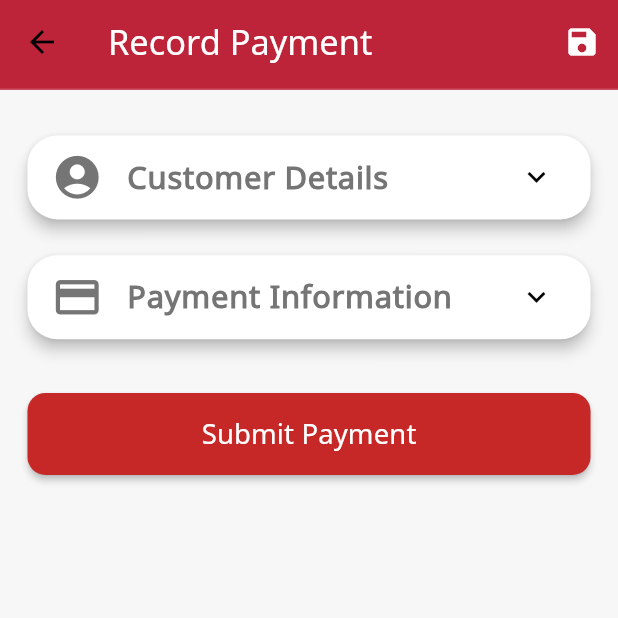
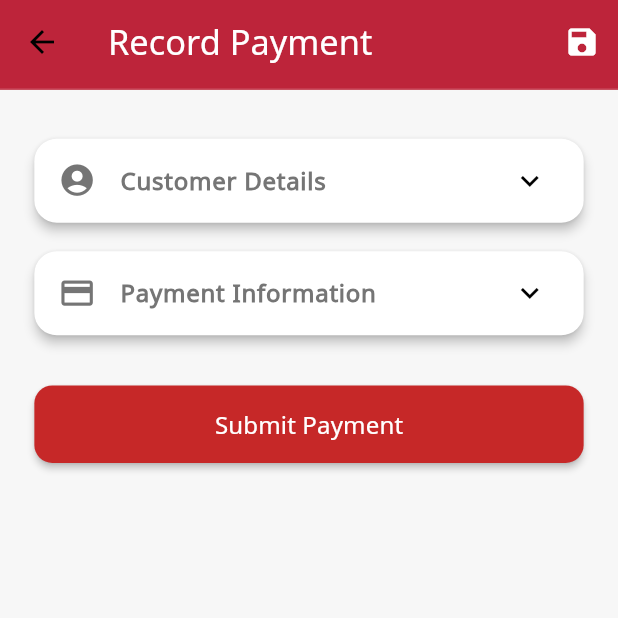
Before and after one commit to ezatkh/payment-digitization-receipt, a Flutter app: the DashboardScreen screen opened directly, after a tap on "Record Payment", on a phone screen of 412 x 824 dp, the top half of it. Run offline on Flutter 3.47's test engine with Material 3 defaults, Android fonts, the phone set to English and light mode, and no system bars; our stand-ins replace flutter_screenutil, flutter_spinkit, local_auth, pdf, permission_handler and 3 more; missing offline and left inert: dart:ffi; accounts and stored records are empty; network calls fail.

Commit message:
paymentConfirmtionScreen localization & edit recordPaymentScreen design

```diff
--- a/lib/Screens/RecordPaymentScreen.dart
+++ b/lib/Screens/RecordPaymentScreen.dart
@@ -17,10 +17,16 @@ class _RecordPaymentScreenState extends State<RecordPaymentScreen> with SingleTi
   final TextEditingController _prNumberController = TextEditingController();
   final TextEditingController _amountController = TextEditingController();
   final TextEditingController _notesController = TextEditingController();
+  final FocusNode _customerNameFocusNode = FocusNode();
+  final FocusNode _msisdnFocusNode = FocusNode();
+  final FocusNode _prNumberFocusNode = FocusNode();
+  final FocusNode _amountFocusNode = FocusNode();
+  final FocusNode _notesFocusNode = FocusNode();
   String? _selectedCurrency;
   String? _selectedPaymentMethod;
-  List<String> _currencies = ['usd', 'eur', 'nis'];
+  List<String> _currencies = ['usd', 'euro', 'ils', 'jd'];
   List<String> _paymentMethods = ['cash', 'check', 'creditCard'];
+  bool _showCheckFields = false; // Whether to show the additional fields for check payment
 
   bool _isCustomerDetailsExpanded = false;
   bool _isPaymentInfoExpanded = false;
@@ -31,6 +37,7 @@ class _RecordPaymentScreenState extends State<RecordPaymentScreen> with SingleTi
   String customerDetails = "";
   String paymentInformation = "";
   String submitPayment = "";
+  String savePayment = "";
   String currency = "";
   String amount = "";
   String notes = "";
@@ -48,6 +55,7 @@ class _RecordPaymentScreenState extends State<RecordPaymentScreen> with SingleTi
     recordPayment = localizationService.getLocalizedString('recordPayment');
     customerDetails = localizationService.getLocalizedString('customerDetails');
     paymentInformation = localizationService.getLocalizedString('paymentInformation');
+    savePayment = localizationService.getLocalizedString('savePayment');
     submitPayment = localizationService.getLocalizedString('submitPayment');
     paymentMethod = localizationService.getLocalizedString('paymentMethod');
     currency = localizationService.getLocalizedString('currency');
@@ -70,7 +78,7 @@ class _RecordPaymentScreenState extends State<RecordPaymentScreen> with SingleTi
         .toList();
 
     _animationController = AnimationController(
-      duration: const Duration(milliseconds: 100),
+      duration: const Duration(milliseconds: 300),
       vsync: this,
     );
     _buttonScaleAnimation = Tween<double>(begin: 1.0, end: 0.95).animate(
@@ -81,6 +89,16 @@ class _RecordPaymentScreenState extends State<RecordPaymentScreen> with SingleTi
   @override
   void dispose() {
     _animationController.dispose();
+    _customerNameController.dispose();
+    _msisdnController.dispose();
+    _prNumberController.dispose();
+    _amountController.dispose();
+    _notesController.dispose();
+    _customerNameFocusNode.dispose();
+    _msisdnFocusNode.dispose();
+    _prNumberFocusNode.dispose();
+    _amountFocusNode.dispose();
+    _notesFocusNode.dispose();
     super.dispose();
   }
 
@@ -105,13 +123,17 @@ class _RecordPaymentScreenState extends State<RecordPaymentScreen> with SingleTi
           IconButton(
             icon: Icon(Icons.save),
             onPressed: _submitPayment,
-            tooltip: 'Save Payment',
+            tooltip: savePayment,
             color: Colors.white,
           ),
         ],
       ),
-      body: SingleChildScrollView(
-        padding: EdgeInsets.all(16.w),
+      body: GestureDetector(
+        onTap: () {
+          FocusScope.of(context).unfocus();
+        },
+        child: SingleChildScrollView(
+          padding: EdgeInsets.all(20.w),
           child: Column(
             children: [
               _buildExpandableSection(
@@ -119,27 +141,52 @@ class _RecordPaymentScreenState extends State<RecordPaymentScreen> with SingleTi
                 iconData: Icons.account_circle,
                 isExpanded: _isCustomerDetailsExpanded,
                 children: [
-                  _buildTextField(_customerNameController, customerName, Icons.person_outline),
-                  _buildTextField(_msisdnController, MSISDN, Icons.phone_android),
-                  _buildTextField(_prNumberController, PR, Icons.receipt),
+                  _buildTextField(
+                    _customerNameController,
+                    customerName,
+                    Icons.person_outline,
+                    focusNode: _customerNameFocusNode,
+                  ),
+                  _buildTextField(
+                    _msisdnController,
+                    MSISDN,
+                    Icons.phone_android,
+                    focusNode: _msisdnFocusNode,
+                  ),
+                  _buildTextField(
+                    _prNumberController,
+                    PR,
+                    Icons.receipt,
+                    focusNode: _prNumberFocusNode,
+                  ),
                 ],
                 onExpansionChanged: (bool expanded) {
                   setState(() => _isCustomerDetailsExpanded = expanded);
                 },
                 checkIfFilled: () {
-                  return _customerNameController.text.isNotEmpty &&
-                      _msisdnController.text.isNotEmpty &&
-                      _prNumberController.text.isNotEmpty;
-                }),
+                  return _customerNameController.text.isNotEmpty;
+                },
+              ),
               _buildExpandableSection(
                 title: paymentInformation,
                 iconData: Icons.payment,
                 isExpanded: _isPaymentInfoExpanded,
                 children: [
-                  _buildTextField(_amountController, amount, Icons.attach_money),
+                  _buildTextField(
+                    _amountController,
+                    amount,
+                    Icons.attach_money,
+                    focusNode: _amountFocusNode,
+                  ),
                   _buildDropdown(currency, _currencies),
                   _buildDropdown(paymentMethod, _paymentMethods),
-                  _buildTextField(_notesController, notes, Icons.note_add, maxLines: 3),
+                  _buildTextField(
+                    _notesController,
+                    notes,
+                    Icons.note_add,
+                    maxLines: 3,
+                    focusNode: _notesFocusNode,
+                  ),
                 ],
                 onExpansionChanged: (bool expanded) {
                   setState(() => _isPaymentInfoExpanded = expanded);
@@ -147,11 +194,12 @@ class _RecordPaymentScreenState extends State<RecordPaymentScreen> with SingleTi
                 checkIfFilled: () {
                   return _amountController.text.isNotEmpty &&
                       _selectedCurrency != null &&
-                      _selectedPaymentMethod != null &&
-                      _notesController.text.isNotEmpty;
-                }),
+                      _selectedPaymentMethod != null;
+                },
+              ),
               _buildSubmitButton(),
             ],
+          ),
         ),
       ),
     );
@@ -168,35 +216,59 @@ class _RecordPaymentScreenState extends State<RecordPaymentScreen> with SingleTi
     bool isFilled = checkIfFilled();
     Color iconColor = isFilled ? Color(0xFF4CAF50) : Colors.grey[600]!;
     return Card(
-      elevation: 4,
-      margin: EdgeInsets.symmetric(vertical: 10.h),
-      shape: RoundedRectangleBorder(borderRadius: BorderRadius.circular(20)),
+      elevation: 3,
+      margin: EdgeInsets.symmetric(vertical: 8.h),
+      shape: RoundedRectangleBorder(borderRadius: BorderRadius.circular(15)),
       child: CustomExpansionTile(
         initiallyExpanded: isExpanded,
-        title: Text(title, style: TextStyle(fontFamily: 'NotoSansUI', fontSize: 18.sp, fontWeight: FontWeight.bold, color: iconColor)),
-        leading: Icon(iconData, size: 30.sp, color: iconColor),
+        title: Text(title, style: TextStyle(fontFamily: 'NotoSansUI', fontSize: 14.sp, fontWeight: FontWeight.bold, color: iconColor)),
+        leading: Icon(iconData, size: 22.sp, color: iconColor),
         children: children,
         onExpansionChanged: onExpansionChanged,
-        animationDuration: Duration(milliseconds: 200),
+        animationDuration: Duration(milliseconds: 300),
       ),
     );
   }
 
-  Widget _buildTextField(TextEditingController controller, String labelText, IconData icon, {int maxLines = 1}) {
+  Widget _buildTextField(TextEditingController controller, String labelText, IconData icon, {int maxLines = 1, required FocusNode focusNode}) {
     return Padding(
-      padding: EdgeInsets.symmetric(vertical: 8.h, horizontal: 16.w),
+      padding: EdgeInsets.symmetric(vertical: 6.h, horizontal: 16.w),
       child: TextField(
         controller: controller,
+        focusNode: focusNode,
         maxLines: maxLines,
         decoration: InputDecoration(
           labelText: labelText,
-          labelStyle: TextStyle(fontFamily: 'NotoSansUI'),
-          prefixIcon: Icon(icon, color: Color(0xFFC62828)),
-          border: OutlineInputBorder(borderRadius: BorderRadius.circular(12)),
+          labelStyle: TextStyle(fontFamily: 'NotoSansUI', fontSize: 12.sp, color: Colors.grey[500]),
+          prefixIcon: Padding(
+            padding: EdgeInsets.symmetric(horizontal: 12.w),
+            child: Icon(icon, color: Color(0xFFC62828)),
+          ),
+          border: OutlineInputBorder(
+            borderRadius: BorderRadius.circular(12),
+            borderSide: BorderSide(
+              color: Colors.grey[400]!,
+              width: 1.5,
+            ),
+          ),
+          focusedBorder: OutlineInputBorder(
+            borderRadius: BorderRadius.circular(12),
+            borderSide: BorderSide(
+              color: Color(0xFFC62828),
+              width: 1.5,
+            ),
+          ),
+          enabledBorder: OutlineInputBorder(
+            borderRadius: BorderRadius.circular(12),
+            borderSide: BorderSide(
+              color: Colors.grey[300]!,
+              width: 1.5,
+            ),
+          ),
           fillColor: Colors.white,
           filled: true,
         ),
-        style: TextStyle(fontSize: 14.sp),
+        style: TextStyle(fontSize: 14.sp, color: Colors.black),
       ),
     );
   }
@@ -207,10 +279,29 @@ class _RecordPaymentScreenState extends State<RecordPaymentScreen> with SingleTi
       child: DropdownButtonFormField<String>(
         decoration: InputDecoration(
           labelText: label,
-          labelStyle: TextStyle(fontFamily: 'NotoSansUI'),
+          labelStyle: TextStyle(fontFamily: 'NotoSansUI', fontSize: 12.sp, color: Colors.grey[500]),
           contentPadding: EdgeInsets.symmetric(horizontal: 12.w),
-          border: OutlineInputBorder(borderRadius: BorderRadius.circular(12)),
-          filled: true,
+          border: OutlineInputBorder(
+            borderRadius: BorderRadius.circular(12),
+            borderSide: BorderSide(
+              color: Colors.grey[400]!,
+              width: 1.5,
+            ),
+          ),
+          focusedBorder: OutlineInputBorder(
+            borderRadius: BorderRadius.circular(12),
+            borderSide: BorderSide(
+              color: Color(0xFFC62828),
+              width: 1.5,
+            ),
+          ),
+          enabledBorder: OutlineInputBorder(
+            borderRadius: BorderRadius.circular(12),
+            borderSide: BorderSide(
+              color: Colors.grey[300]!,
+              width: 1.5,
+            ),
+          ),          filled: true,
           fillColor: Colors.white,
         ),
         value: label == currency ? _selectedCurrency : _selectedPaymentMethod,
@@ -226,12 +317,17 @@ class _RecordPaymentScreenState extends State<RecordPaymentScreen> with SingleTi
         items: items.map<DropdownMenuItem<String>>((String value) {
           return DropdownMenuItem<String>(
             value: value,
-            child: Text(value),
+            child: Text(
+              value,
+              style: TextStyle(fontSize: 12.sp), // Adjust the font size of the selected item here
+            ),
+
           );
         }).toList(),
       ),
     );
   }
+
   Widget _buildSubmitButton() {
     return Padding(
       padding: EdgeInsets.symmetric(vertical: 20.h),
@@ -251,7 +347,7 @@ class _RecordPaymentScreenState extends State<RecordPaymentScreen> with SingleTi
               onPressed: _submitPayment,
               child: Text(
                 submitPayment,
-                style: TextStyle(color: Colors.white, fontSize: 16.sp, fontFamily: 'NotoSansUI'),
+                style: TextStyle(color: Colors.white, fontSize: 14.sp, fontFamily: 'NotoSansUI'),
               ),
             ),
           ),
@@ -295,8 +391,6 @@ class _RecordPaymentScreenState extends State<RecordPaymentScreen> with SingleTi
     _clearFields();
   }
 
-
-
   void _clearFields() {
     _customerNameController.clear();
     _msisdnController.clear();
@@ -306,6 +400,4 @@ class _RecordPaymentScreenState extends State<RecordPaymentScreen> with SingleTi
     _selectedCurrency = null;
     _selectedPaymentMethod = null;
   }
-
-
 }
--- a/lib/Screens/SettingsScreen.dart
+++ b/lib/Screens/SettingsScreen.dart
@@ -99,7 +99,7 @@ class SettingsScreen extends StatelessWidget {
                         Navigator.push(
                           context,
                           PageRouteBuilder(
-                            transitionDuration: Duration(milliseconds: 500), // Adjust as necessary
+                            transitionDuration: Duration(milliseconds: 400), // Adjust as necessary
                             pageBuilder: (context, animation, secondaryAnimation) {
                               return SlideTransition(
                                 position: Tween<Offset>(
```
Also changed, not shown: assets/languages/ar.json (+20 -12 lines), assets/languages/en.json (+13 -4 lines), lib/Screens/DashboardScreen.dart (+9 -14 lines), lib/Screens/PaymentConfirmationScreen.dart (+60 -15 lines). Lines whose indentation alone changed are shown as unchanged.
